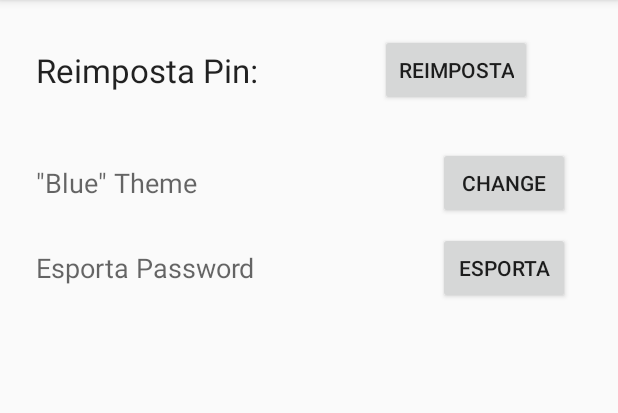
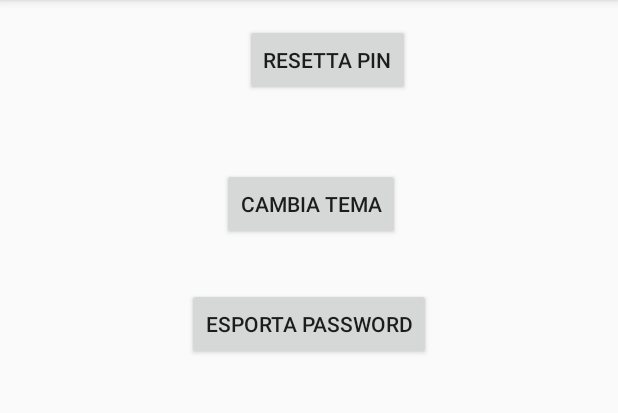
Before and after one commit to DanieleEmilioPassarella/PasswordManager, an Android app: the SettingsActivity screen opened directly, with no data from a screen before it, on a phone screen of 412 x 824 dp, the part 84-497 px from its top. Run offline under Robolectric (Android 15) with nearby library versions, the phone set to English and light mode, and no system bars; libraries missing offline, so code that uses them is left out: org.greenrobot.greendao.

Commit message:
Fix: label strings

```diff
--- a/app/src/main/java/reti/com/passwordmanager/SettingsActivity.java
+++ b/app/src/main/java/reti/com/passwordmanager/SettingsActivity.java
@@ -48,7 +48,6 @@ public class SettingsActivity extends AppCompatActivity {
     private Button buttonConfirmPin;
     private Button buttonChangeTheme;
     private Button buttonExportPassword;
-    private TextView tv_theme;
     private EditText et_oldPin;
     private EditText et_newPin1;
     private EditText et_newPin2;
@@ -74,7 +73,6 @@ public class SettingsActivity extends AppCompatActivity {
         buttonConfirmPin = (Button) findViewById(R.id.buttonConfirmPin);
         buttonChangeTheme = (Button) findViewById(R.id.bt_changeTheme);
         buttonExportPassword = (Button) findViewById(R.id.bt_esportaPassword);
-        tv_theme = (TextView) findViewById(R.id.tv_theme);
         et_oldPin = (EditText) findViewById(R.id.oldPinET);
         et_newPin1 = (EditText) findViewById(R.id.newPinET1);
         et_newPin2 = (EditText) findViewById(R.id.newPinET2);
@@ -83,7 +81,6 @@ public class SettingsActivity extends AppCompatActivity {
         iv_newPin2 = (ImageView) findViewById(R.id.iv_newPin2);
 
         hideResetPinView();
-        setTitleTheme();
         disableConfirmResetPinButton();
         setEditTextAction();
 
@@ -291,11 +288,6 @@ public class SettingsActivity extends AppCompatActivity {
         buttonConfirmPin.setFocusableInTouchMode(true);
     }
 
-    private void setTitleTheme(){
-        String currentTheme = Utility.getTitleCurrentTheme(this);
-        tv_theme.setText("\""+currentTheme+"\""+" Theme");
-    }
-
     private void setEditTextAction(){
 
         et_oldPin.addTextChangedListener(new TextWatcher() {
--- a/app/src/main/res/layout/activity_login.xml
+++ b/app/src/main/res/layout/activity_login.xml
@@ -88,7 +88,7 @@
             android:layout_marginRight="8dp"
             android:layout_marginStart="8dp"
             android:layout_marginTop="32dp"
-            android:text="Login"
+            android:text="@string/generic_accessMessage"
             android:visibility="visible"
             app:layout_constraintLeft_toLeftOf="parent"
             app:layout_constraintRight_toRightOf="parent"
--- a/app/src/main/res/layout/activity_settings.xml
+++ b/app/src/main/res/layout/activity_settings.xml
@@ -11,45 +11,33 @@
         android:layout_width="match_parent"
         android:layout_height="match_parent">
 
-        <TextView
-            android:id="@+id/textView2"
-            android:layout_width="wrap_content"
-            android:layout_height="wrap_content"
-            android:layout_marginLeft="24dp"
-            android:layout_marginStart="24dp"
-            android:layout_marginTop="32dp"
-            android:text="Reimposta Pin:"
-            android:textAppearance="@style/TextAppearance.AppCompat.Large"
-            app:layout_constraintLeft_toLeftOf="parent"
-            app:layout_constraintTop_toTopOf="parent" />
-
         <Button
             android:id="@+id/buttonResetPin"
             android:layout_width="wrap_content"
             android:layout_height="wrap_content"
-            android:layout_marginBottom="8dp"
             android:layout_marginEnd="8dp"
+            android:layout_marginLeft="0dp"
+            android:layout_marginRight="0dp"
             android:layout_marginStart="32dp"
-            android:layout_marginTop="8dp"
-            android:text="Reimposta"
-            app:layout_constraintBottom_toBottomOf="@+id/textView2"
-            app:layout_constraintTop_toTopOf="@+id/textView2"
-            app:layout_constraintLeft_toRightOf="@+id/textView2"
-            android:layout_marginLeft="8dp"
-            android:layout_marginRight="8dp"
-            app:layout_constraintRight_toRightOf="parent" />
+            android:layout_marginTop="16dp"
+            android:text="@string/setting_button_resetPin"
+            app:layout_constraintLeft_toLeftOf="parent"
+            app:layout_constraintRight_toRightOf="parent"
+            app:layout_constraintTop_toTopOf="parent"
+            app:layout_constraintHorizontal_bias="0.5" />
 
         <EditText
             android:id="@+id/oldPinET"
             android:layout_width="150dp"
             android:layout_height="wrap_content"
-            android:layout_marginTop="32dp"
+            android:layout_marginLeft="16dp"
+            android:layout_marginTop="16dp"
             android:ems="10"
-            android:hint="Vecchio PIN"
+            android:hint="@string/setting_oldpin_hint"
             android:inputType="numberPassword"
             android:singleLine="true"
-            app:layout_constraintLeft_toLeftOf="@+id/textView2"
-            app:layout_constraintTop_toBottomOf="@+id/textView2" />
+            app:layout_constraintLeft_toLeftOf="parent"
+            app:layout_constraintTop_toBottomOf="@+id/buttonResetPin" />
 
         <Button
             android:id="@+id/buttonConfirmPin"
@@ -57,16 +45,16 @@
             android:layout_height="wrap_content"
             android:layout_marginBottom="8dp"
             android:layout_marginEnd="8dp"
+            android:layout_marginLeft="0dp"
+            android:layout_marginRight="0dp"
             android:layout_marginStart="8dp"
             android:layout_marginTop="8dp"
-            android:text="Confirm"
+            android:text="@string/generic_confirmMessage"
             app:layout_constraintBottom_toBottomOf="@+id/oldPinET"
+            app:layout_constraintLeft_toRightOf="@+id/iv_oldPin"
+            app:layout_constraintRight_toRightOf="parent"
             app:layout_constraintTop_toTopOf="@+id/oldPinET"
-            app:layout_constraintVertical_bias="0.476"
-            app:layout_constraintRight_toRightOf="@+id/buttonResetPin"
-            android:layout_marginLeft="8dp"
-            android:layout_marginRight="8dp"
-            app:layout_constraintLeft_toLeftOf="@+id/buttonResetPin" />
+            app:layout_constraintVertical_bias="0.5" />
 
         <EditText
             android:id="@+id/newPinET2"
@@ -74,7 +62,7 @@
             android:layout_height="wrap_content"
             android:layout_marginTop="31dp"
             android:ems="10"
-            android:hint="Nuovo PIN"
+            android:hint="@string/setting_newpin_hint"
             android:inputType="numberPassword"
             app:layout_constraintHorizontal_bias="0.0"
             app:layout_constraintLeft_toLeftOf="@+id/oldPinET"
@@ -87,7 +75,7 @@
             android:layout_height="wrap_content"
             android:layout_marginTop="34dp"
             android:ems="10"
-            android:hint="Nuovo PIN"
+            android:hint="@string/setting_newpin_hint"
             android:inputType="numberPassword"
             app:layout_constraintHorizontal_bias="1.0"
             app:layout_constraintLeft_toLeftOf="@+id/oldPinET"
@@ -151,47 +139,27 @@
                 android:id="@+id/bt_esportaPassword"
                 android:layout_width="wrap_content"
                 android:layout_height="wrap_content"
-                android:layout_marginBottom="0dp"
-                android:layout_marginTop="0dp"
-                android:text="Esporta"
-                app:layout_constraintBottom_toBottomOf="@+id/textView4"
-                app:layout_constraintTop_toTopOf="@+id/textView4"
-                android:layout_marginRight="32dp"
-                app:layout_constraintRight_toRightOf="parent" />
+                android:layout_marginLeft="0dp"
+                android:layout_marginRight="0dp"
+                android:layout_marginTop="32dp"
+                android:text="@string/setting_button_export"
+                app:layout_constraintLeft_toLeftOf="parent"
+                app:layout_constraintRight_toRightOf="parent"
+                app:layout_constraintTop_toBottomOf="@+id/bt_changeTheme" />
 
             <Button
                 android:id="@+id/bt_changeTheme"
                 android:layout_width="wrap_content"
                 android:layout_height="wrap_content"
-                android:layout_marginBottom="8dp"
-                android:layout_marginTop="8dp"
-                android:text="Change"
-                app:layout_constraintBottom_toBottomOf="@+id/tv_theme"
-                app:layout_constraintTop_toTopOf="@+id/tv_theme"
-                android:layout_marginRight="32dp"
-                app:layout_constraintRight_toRightOf="parent" />
-
-            <TextView
-                android:id="@+id/tv_theme"
-                android:layout_width="wrap_content"
-                android:layout_height="wrap_content"
-                android:layout_marginLeft="24dp"
+                android:layout_marginLeft="0dp"
+                android:layout_marginRight="0dp"
                 android:layout_marginTop="32dp"
-                android:text="Cambia Tema App"
-                android:textAppearance="@style/TextAppearance.AppCompat.Medium"
+                android:text="@string/setting_button_changeColorTheme"
+                app:layout_constraintHorizontal_bias="0.505"
                 app:layout_constraintLeft_toLeftOf="parent"
+                app:layout_constraintRight_toRightOf="parent"
                 app:layout_constraintTop_toTopOf="parent" />
 
-            <TextView
-                android:id="@+id/textView4"
-                android:layout_width="wrap_content"
-                android:layout_height="wrap_content"
-                android:layout_marginLeft="0dp"
-                android:layout_marginTop="32dp"
-                android:text="Esporta Password"
-                android:textAppearance="@style/TextAppearance.AppCompat.Medium"
-                app:layout_constraintLeft_toLeftOf="@+id/tv_theme"
-                app:layout_constraintTop_toBottomOf="@+id/tv_theme" />
         </android.support.constraint.ConstraintLayout>
 
     </android.support.constraint.ConstraintLayout>
```
Also changed, not shown: app/src/main/java/reti/com/passwordmanager/HomeActivity.java (+4 -4 lines), app/src/main/res/layout/activity_add_new_category.xml (+18 -18 lines), app/src/main/res/layout/activity_add_password_entry.xml (+29 -30 lines), app/src/main/res/layout/activity_home.xml (+4 -5 lines), app/src/main/res/layout/activity_modify_password.xml (+20 -20 lines), app/src/main/res/layout/activity_recovery_pin.xml (+17 -17 lines), app/src/main/res/values/strings.xml (+44 -0 lines).
